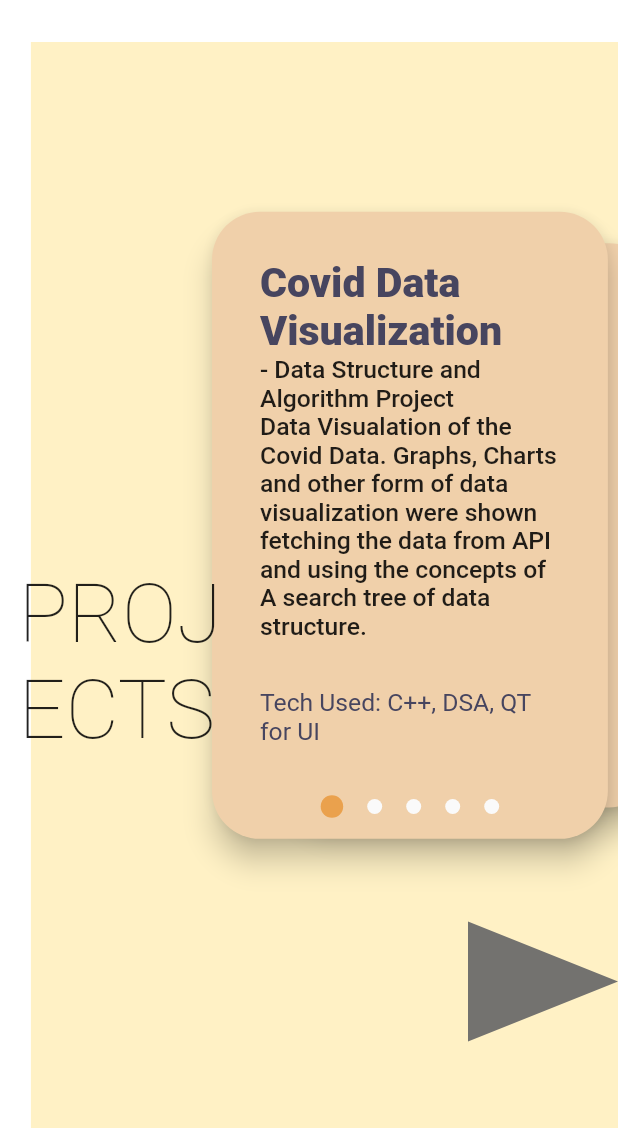
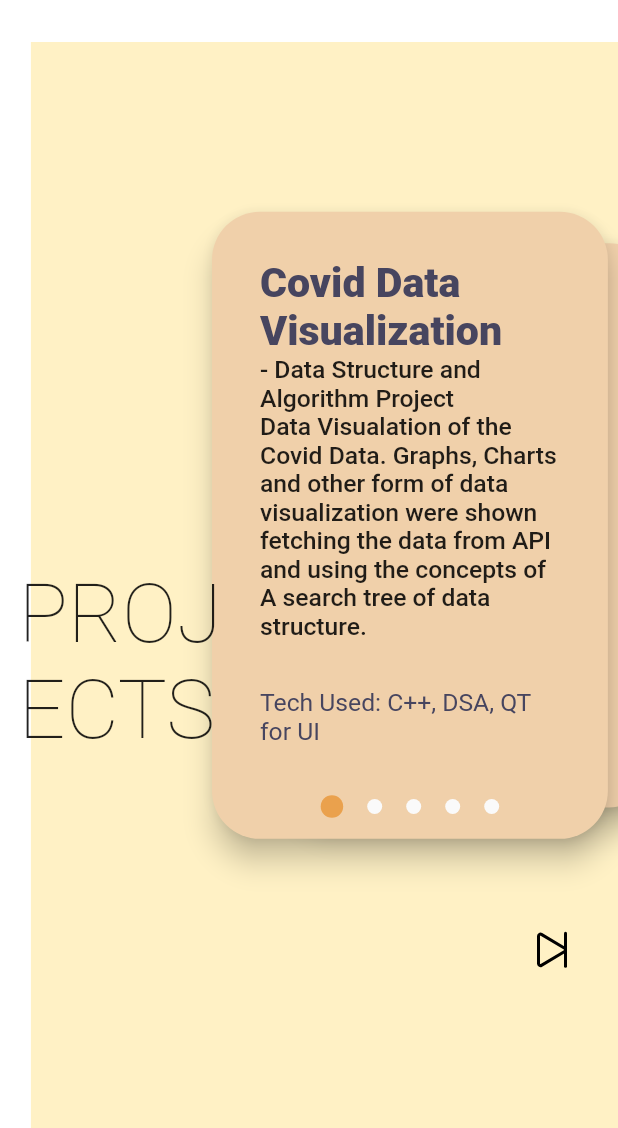
Before and after one commit to basnetmausam/portfolio-flutter, a Flutter app: the screen it shows after launch, after a tap on "projects", on a phone screen of 412 x 824 dp, the part 108-1236 px from its top. Run offline on Flutter 3.47's test engine with Material 2 defaults, Android fonts, the light colour scheme and no system bars; drawn by our look-alikes of card_swiper; our stand-ins replace animated_text_kit, firebase_core, flutter_spinkit, font_awesome_flutter, ionicons, url_strategy and 1 more; missing offline and left inert: dart:html; accounts and stored records are empty; Roboto replaces fonts that are missing (Apple LiGothic Medium, Outline Big); statements that could not run were skipped.

Commit message:
next button improvised

```diff
--- a/lib/pages/home_page.dart
+++ b/lib/pages/home_page.dart
@@ -3,6 +3,7 @@ import 'package:flutter/material.dart';
 import 'package:portfolio/pages/project_page.dart';
 import 'package:portfolio/widgets/hover_effect.dart';
 import 'package:portfolio/widgets/nav_bar.dart';
+import 'package:ionicons/ionicons.dart';
 
 import '../widgets/big_text.dart';
 import '../widgets/triangle.dart';
@@ -167,28 +168,24 @@ class _HomePageState extends State<HomePage> {
           ),
 
           Positioned(
-            right: 0,
-            bottom: height * 0.07,
-            child: RawMaterialButton(
+            right: 20,
+            bottom: height * 0.115,
+            child: HoverBuilder(
+                builder: (isHovered) => IconButton(
                       onPressed: () {
                         Navigator.push(
                           context,
-                  MaterialPageRoute(builder: (context) => const ProjectPage()),
+                          MaterialPageRoute(
+                              builder: (context) => const ProjectPage()),
                         );
                       },
-              child: CustomPaint(
-                painter: TrianglePainter(
-                  strokeColor: const Color(0xFFF0D0AA),
-                  strokeWidth: 10,
-                  paintingStyle: PaintingStyle.fill,
+                      icon: Icon(
+                        Ionicons.play_skip_forward_outline,
+                        size: 50,
+                        color: isHovered ? Colors.blueGrey : Colors.black,
                       ),
-                child: const SizedBox(
-                  height: 80,
-                  width: 100,
+                    )),
           ),
-              ),
-            ),
-          )
         ],
       ),
     );
--- a/lib/pages/project_page.dart
+++ b/lib/pages/project_page.dart
@@ -1,5 +1,6 @@
 import 'package:card_swiper/card_swiper.dart';
 import 'package:flutter/material.dart';
+import 'package:ionicons/ionicons.dart';
 import 'package:portfolio/pages/contact_page.dart';
 import 'package:portfolio/widgets/nav_bar.dart';
 import 'package:portfolio/widgets/project_card.dart';
@@ -7,6 +8,7 @@ import 'package:velocity_x/velocity_x.dart';
 
 import '../data/projects.dart';
 import '../widgets/big_text.dart';
+import '../widgets/hover_effect.dart';
 import '../widgets/triangle.dart';
 
 class ProjectPage extends StatelessWidget {
@@ -83,29 +85,26 @@ class ProjectPage extends StatelessWidget {
               text2: "ECTS",
             ),
           ),
+
           Positioned(
-            right: 0,
-            bottom: height * 0.07,
-            child: RawMaterialButton(
+            right: 20,
+            bottom: height * 0.115,
+            child: HoverBuilder(
+                builder: (isHovered) => IconButton(
                       onPressed: () {
                         Navigator.push(
                           context,
-                  MaterialPageRoute(builder: (context) => const ContactPage()),
+                          MaterialPageRoute(
+                              builder: (context) => const ContactPage()),
                         );
                       },
-              child: CustomPaint(
-                painter: TrianglePainter(
-                  strokeColor: const Color.fromARGB(255, 115, 114, 111),
-                  strokeWidth: 10,
-                  paintingStyle: PaintingStyle.fill,
+                      icon: Icon(
+                        Ionicons.play_skip_forward_outline,
+                        size: 50,
+                        color: isHovered ? Colors.blueGrey : Colors.black,
                       ),
-                child: const SizedBox(
-                  height: 80,
-                  width: 100,
+                    )),
           ),
-              ),
-            ),
-          )
         ],
       ),
     );
--- a/pubspec.yaml
+++ b/pubspec.yaml
@@ -47,6 +47,7 @@ dependencies:
   url_strategy: ^0.2.0
   hovering: ^1.0.4
   animated_text_kit: ^4.2.2
+  favicon: ^1.1.1
 
 dev_dependencies:
   flutter_test:
```
Also changed, not shown: lib/pages/contact_page.dart (+14 -15 lines), pubspec.lock. Lines whose indentation alone changed are shown as unchanged.
